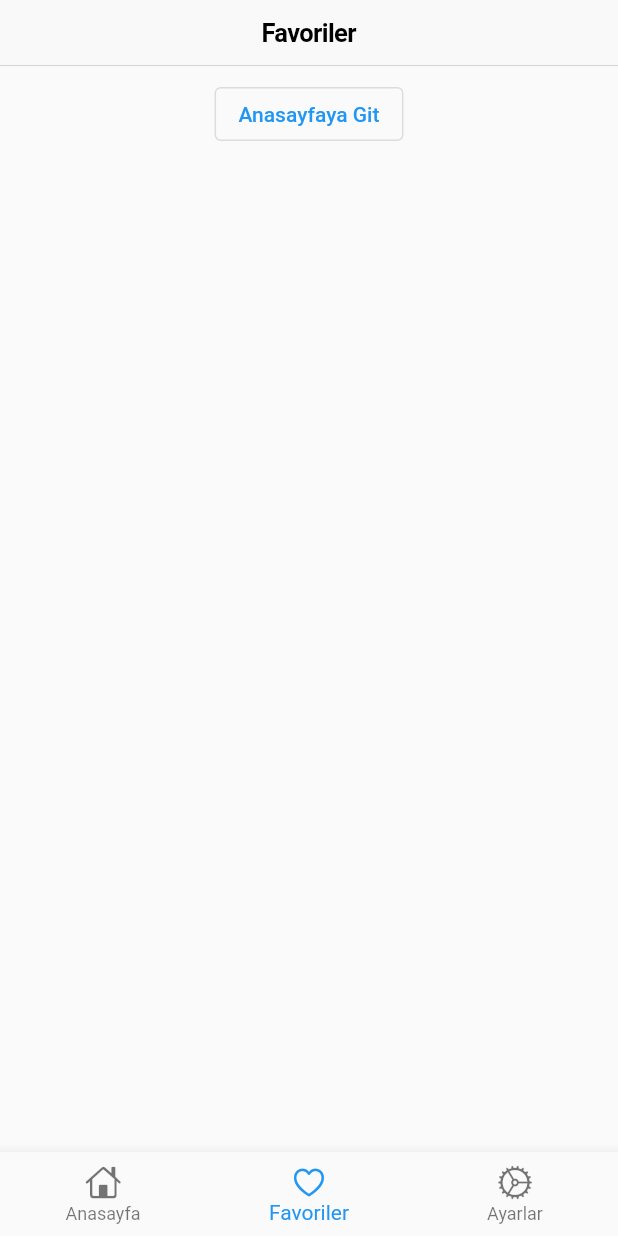
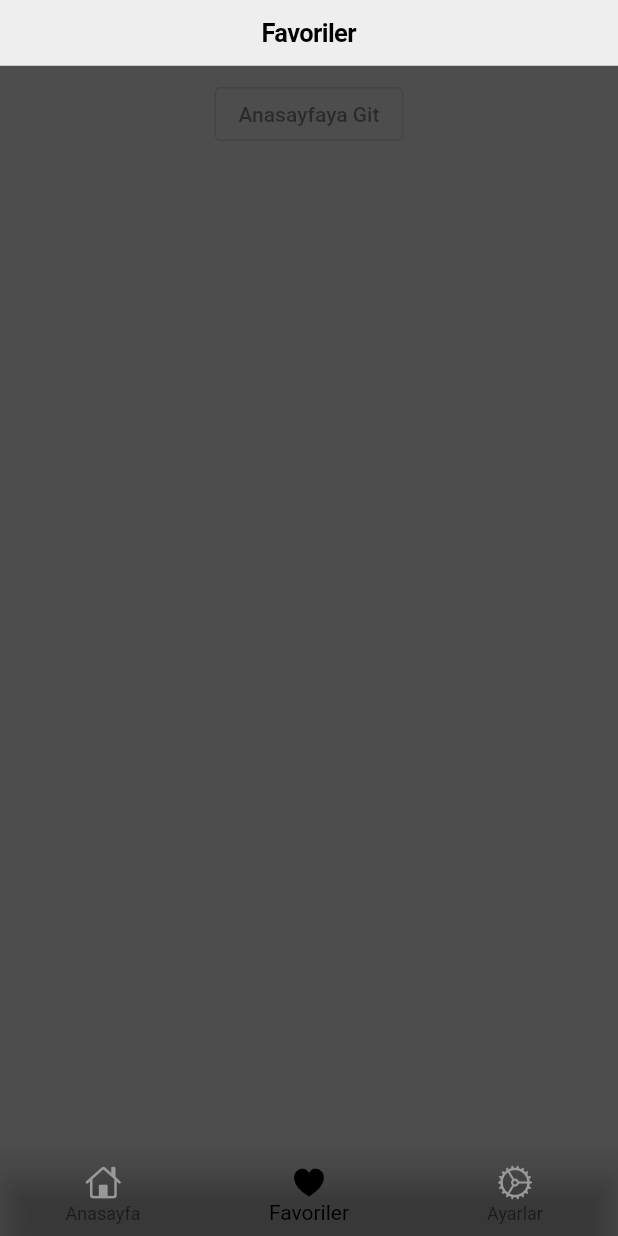
Before and after one commit to HalukHackali/motorotam_v2, a Flutter app: the screen it shows after launch, item 2 of the bottom bar chosen, on a phone screen of 412 x 824 dp. Run offline on Flutter 3.47's test engine with Material 2 defaults, Android fonts, the phone set to English and light mode, and no system bars; our stand-ins replace flutter_rating_bar, flutter_riverpod, responsive_framework; missing offline and left inert: grock.

Commit message:
renk ve icon düzenlemesi yapıldı

```diff
--- a/lib/components/bottom_navbar.dart
+++ b/lib/components/bottom_navbar.dart
@@ -1,3 +1,4 @@
+import 'package:flutter/cupertino.dart';
 import 'package:flutter/material.dart';
 import 'package:flutter_riverpod/flutter_riverpod.dart';
 import 'package:motorotam_v2/riverpod/riverpod_managment.dart';
@@ -11,6 +12,9 @@ class BottomNavBar extends ConsumerWidget {
     var watch = ref.watch(bottomNavBarRiverpod);
     var read = ref.read(bottomNavBarRiverpod);
     return BottomNavigationBar(
+      selectedIconTheme: const IconThemeData(color: CupertinoColors.label),
+      unselectedIconTheme: const IconThemeData(color: CupertinoColors.inactiveGray),
+      selectedItemColor: CupertinoColors.label ,
       items: read.items,
       currentIndex: watch.currentIndex,
       onTap: (index) => read.setCurrentIndex(index),
--- a/lib/main.dart
+++ b/lib/main.dart
@@ -24,10 +24,20 @@ class MyApp extends StatelessWidget {
       ),
       debugShowCheckedModeBanner: false,
       title: 'MotorRotam v2',
-      theme: ThemeData(
-        primarySwatch: Colors.blue,
-      ),
-      home:  const BaseScaffold(),
+      theme: ThemeData.from(
+          colorScheme: const ColorScheme(
+              brightness: Brightness.light,
+              primary: Colors.black45,
+              onPrimary: Colors.black45,
+              secondary: Colors.black45,
+              onSecondary: Colors.black45,
+              error: Colors.redAccent,
+              onError: Colors.red,
+              background: Colors.white,
+              onBackground: Colors.black45,
+              surface: Colors.black45,
+              onSurface: Colors.black45)),
+      home: const BaseScaffold(),
     );
   }
 }
--- a/lib/riverpod/bottom_navbar_riverpod.dart
+++ b/lib/riverpod/bottom_navbar_riverpod.dart
@@ -1,7 +1,6 @@
 import 'package:flutter/cupertino.dart';
 import 'package:motorotam_v2/view/anaSayfa/anasayfa.dart';
 import 'package:motorotam_v2/view/favorite/favorite_sayfa.dart';
-import 'package:motorotam_v2/view/markalarSayfa/markalar_sayfa.dart';
 import 'package:motorotam_v2/view/settings/settings.dart';
 
 class BottomNavBarRiverpod extends ChangeNotifier {
@@ -12,7 +11,7 @@ class BottomNavBarRiverpod extends ChangeNotifier {
       label: "Anasayfa",
     ),
     BottomNavigationBarItem(
-      icon: Icon(CupertinoIcons.heart),
+      icon: Icon(CupertinoIcons.heart_fill),
       label: "Favoriler",
     ),
     BottomNavigationBarItem(
```
